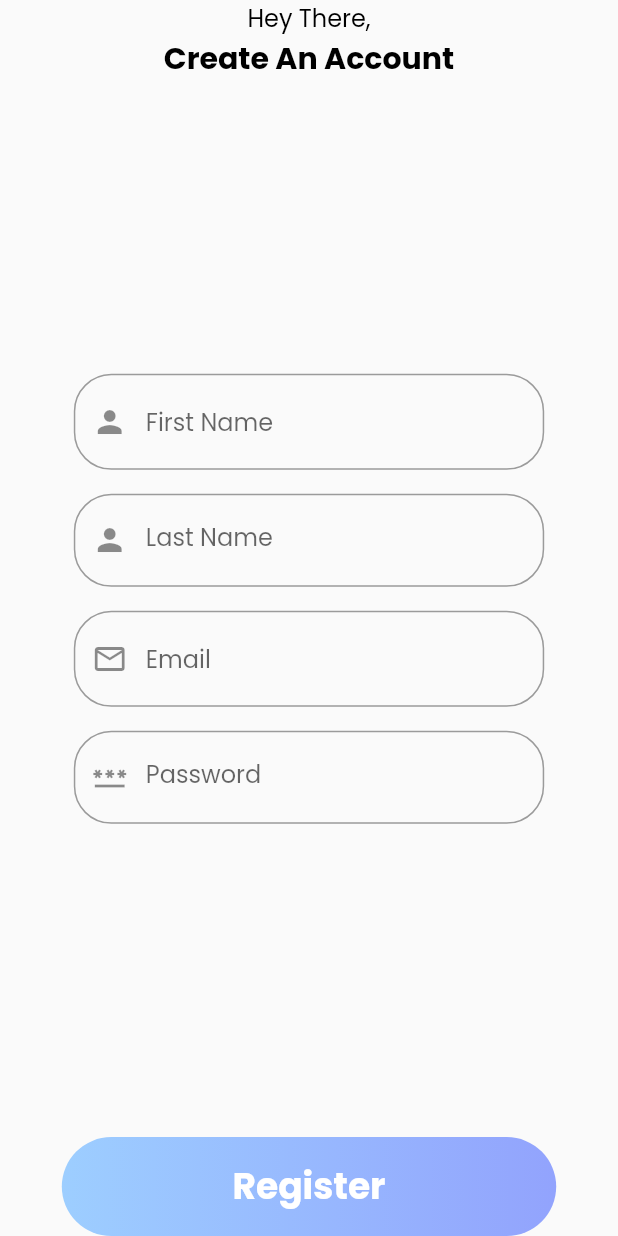
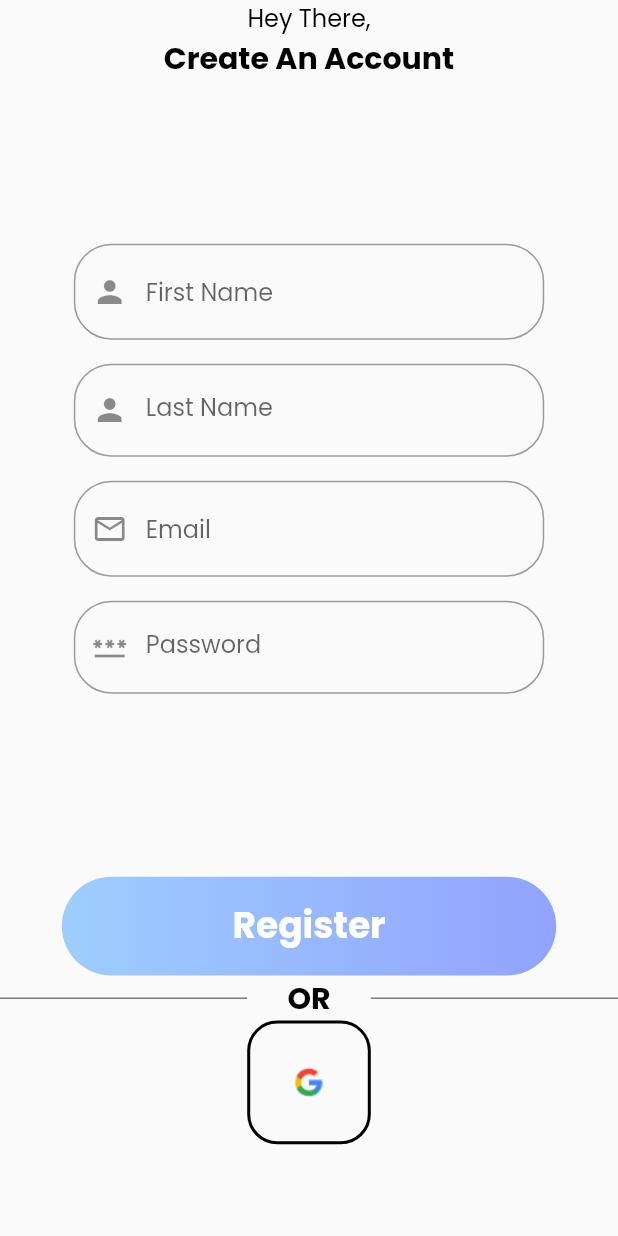
Before and after one commit to raghavguptaeng/fit_me2.0, a Flutter app: the SignUp screen opened by its route, on a phone screen of 412 x 824 dp. Run offline on Flutter 3.47's test engine with Material 2 defaults, Android fonts, the phone set to English and light mode, and no system bars; our stand-ins replace google_fonts.

Commit message:
Signup Screen UI Done

```diff
--- a/lib/Authentication/Signup/sign_up.dart
+++ b/lib/Authentication/Signup/sign_up.dart
@@ -10,6 +10,9 @@ class SignUp extends StatelessWidget {
     var height = MediaQuery.of(context).size.height;
     return Scaffold(
       body: SafeArea(
+        child: SingleChildScrollView(
+          child: SizedBox(
+            height: height*0.95,
             child: Column(
               mainAxisAlignment: MainAxisAlignment.spaceBetween,
               crossAxisAlignment: CrossAxisAlignment.center,
@@ -18,7 +21,7 @@ class SignUp extends StatelessWidget {
                 SizedBox(
                   height: height * 0.4,
                   width: width * 0.8,
-              child: ListView(
+                  child: Column(
                     children: [
                       Padding(
                         padding: const EdgeInsets.all(8.0),
@@ -85,6 +88,7 @@ class SignUp extends StatelessWidget {
                   ),
                 ),
                 Container(
+                  margin: EdgeInsets.fromLTRB(0, 0, 0, 20),
                   child: Column(
                     children: [
                       Container(
@@ -95,13 +99,45 @@ class SignUp extends StatelessWidget {
                           child: Text("Register",style: kBigTextHeading.copyWith(color: Colors.white),),
                         ),
                       ),
-
+                      RowWithOrandLine(width),
+                      Container(
+                        height: height*0.1,
+                        width: height*0.1,
+                        decoration: BoxDecoration(
+                          borderRadius: BorderRadius.all(Radius.circular(20)),
+                          border: Border.all(color: Colors.black,width: 2)
+                        ),
+                        child: Center(
+                          child: Image.asset("Assets/Logo/google.png",height: height*0.8,),
+                        ),
+                      ),
                     ],
                   ),
                 ),
               ],
             ),
           ),
+        ),
+      ),
+    );
+  }
+
+  Row RowWithOrandLine(double width) {
+    return Row(
+                  mainAxisAlignment: MainAxisAlignment.spaceBetween,
+                  children: [
+                    Container(
+                      width: width*0.4,
+                      height: 0.5,
+                      color: Colors.black,
+                    ),
+                    Text("OR",style: kBigTextHeading.copyWith(fontSize: 20),),
+                    Container(
+                      width: width*0.4,
+                      height: 0.5,
+                      color: Colors.black,
+                    )
+                  ],
                 );
   }
 
--- a/pubspec.yaml
+++ b/pubspec.yaml
@@ -60,7 +60,7 @@ flutter:
 
   # To add assets to your application, add an assets section, like this:
   assets:
-    - Assets/Logo/logo.png
+    - Assets/Logo/
     - Assets/SplashLogo/
   #   - images/a_dot_ham.jpeg
 
```
Also changed, not shown: Assets/Logo/google.png (added). Lines whose indentation alone changed are shown as unchanged.
